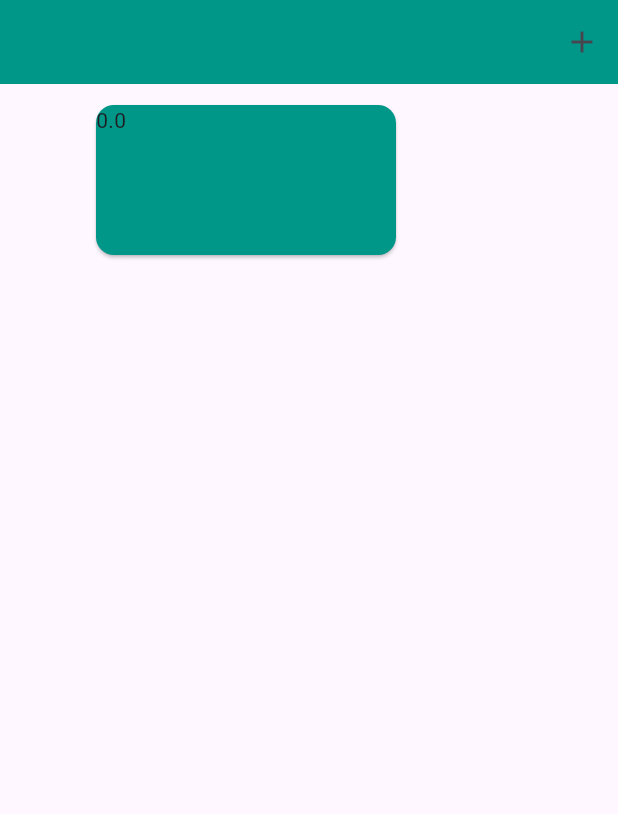
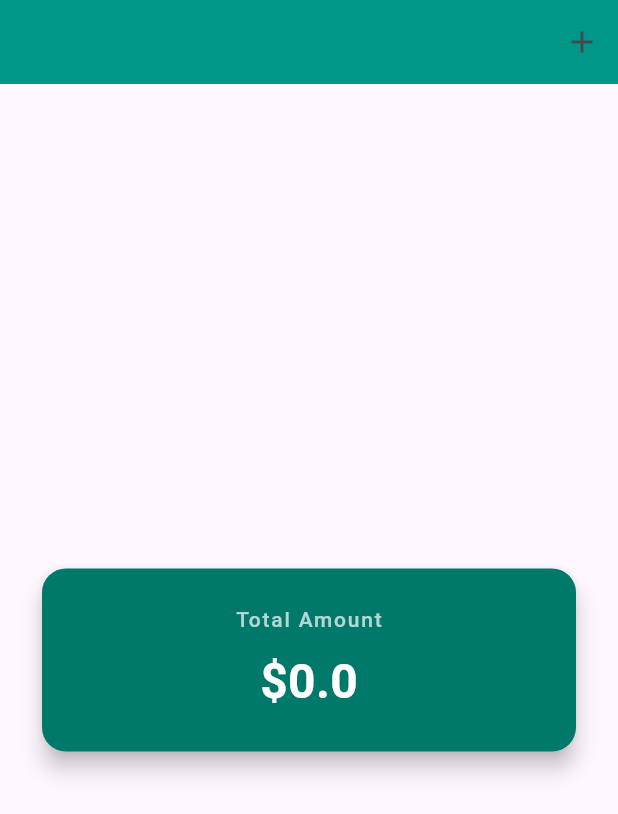
Before and after one commit to sfrabby/Practice, a Flutter app: the screen it shows after launch, on a phone screen of 412 x 824 dp. Shown: the top 814 px of the screen. Run offline on Flutter 3.47's test engine with Material 3 defaults, Android fonts, the phone set to English and light mode, and no system bars; our stand-ins replace device_preview, responsive_grid.

Commit message:
UI update

```diff
--- a/lib/Expanse Tracker/UI.dart
+++ b/lib/Expanse Tracker/UI.dart
@@ -95,21 +95,51 @@ class _ExpanseState extends State<Expanse> {
           )
         ],
       ),
-      body: SafeArea(child: Column(
-        children: [
-          Padding(
-            padding: const EdgeInsets.only(left: 60 ,right: 40, top: 10),
-            child: Card(
-              color: Colors.teal,
-              child: SizedBox(
-                height: 100,
-                width: 200,
-                child: Text(totalAmount.toString()),
+      body: SafeArea(
+        child: Column(
+          mainAxisAlignment: MainAxisAlignment.center, // Column er shobkichu majhkane anar jonno
+          children: [
+            Padding(
+              padding: const EdgeInsets.symmetric(horizontal: 24.0, vertical: 16.0), // Shundor balanced margin
+              child: Card(
+                color: Colors.teal.shade700, // Arektu deep aar premium teal color
+                elevation: 6, // Shundor ektu shadow ba bhasha bhasha bhab
+                shape: RoundedRectangleBorder(
+                  borderRadius: BorderRadius.circular(16), // Rounded corners
+                ),
+                child: Container(
+                  width: double.infinity, // Purata width nibe responsive thakar jonno
+                  padding: const EdgeInsets.all(24.0), // Bhitoret padding
+                  child: Column(
+                    mainAxisSize: MainAxisSize.min,
+                    children: [
+                      const Text(
+                        'Total Amount',
+                        style: TextStyle(
+                          color: Colors.white70,
+                          fontSize: 14,
+                          fontWeight: FontWeight.w500,
+                          letterSpacing: 1.2,
+                        ),
+                      ),
+                      const SizedBox(height: 8), // Gap bananor jonno
+                      Text(
+                        '\$$totalAmount', // Shundor dekharnor jonno dollar/currency sign (icche hole bad dite paro)
+                        style: const TextStyle(
+                          color: Colors.white,
+                          fontSize: 32, // Boro aar porishkar font
+                          fontWeight: FontWeight.bold,
+                          fontFamily: 'Roboto', // Ba tomar priority font
+                        ),
+                      ),
+                    ],
+                  ),
+                ),
               ),
             ),
-          )
-        ],
-      )),
+          ],
+        ),
+      )
     );
   }
 }
```
